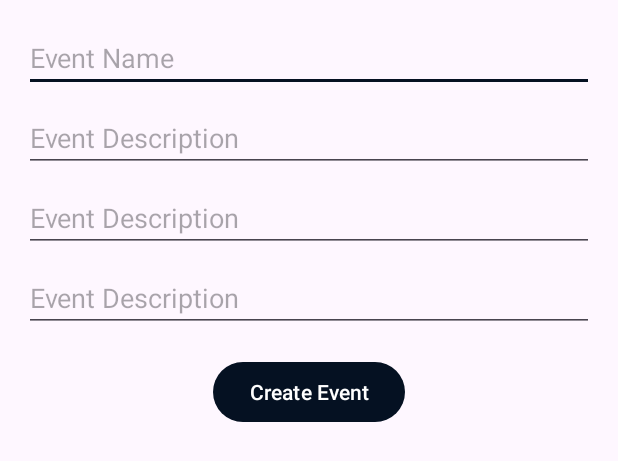
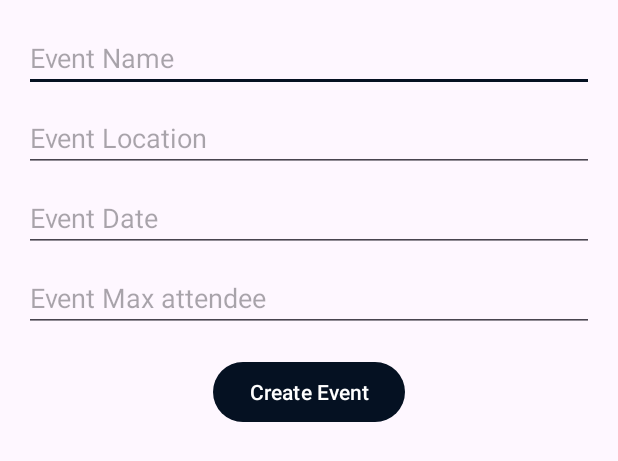
Before and after one commit to CMPUT301W24T08/DroidDesign, an Android app: the layout add_event_input_dialog.xml on its own in the app's theme, with its tools: preview values and no code run, on a phone screen of 412 x 824 dp. Shown: the top 461 px of the screen. Run offline under Robolectric (Android 15) with nearby library versions, the phone set to English and light mode, and no system bars.

Commit message:
Updated to run app

```diff
--- a/app/src/main/java/com/example/droiddesign/model/ProfileImage.java
+++ b/app/src/main/java/com/example/droiddesign/model/ProfileImage.java
@@ -45,8 +45,6 @@ public class ProfileImage extends Image {
 						// Set the associatedUserIds with the value from Firestore
 						associatedUserIds = (List<String>) documentSnapshot.get("associatedUserIds");
 						// Now you can use associatedUserIds in your application
-					} else {
-						// Handle the case where the profile image does not exist
 					}
 				})
 				.addOnFailureListener(e -> {
--- a/app/src/main/res/layout/add_event_input_dialog.xml
+++ b/app/src/main/res/layout/add_event_input_dialog.xml
@@ -12,25 +12,25 @@ android:padding="16dp">
     android:hint="Event Name" />
 
 <EditText
-    android:id="@+id/event_description_input"
+    android:id="@+id/event_description_input1"
     android:layout_width="match_parent"
     android:layout_height="wrap_content"
     android:layout_marginTop="8dp"
-    android:hint="Event Description" />
+    android:hint="Event Location" />
 
 <EditText
-    android:id="@+id/event_description_input"
+    android:id="@+id/event_description_input2"
     android:layout_width="match_parent"
     android:layout_height="wrap_content"
     android:layout_marginTop="8dp"
-    android:hint="Event Description" />
+    android:hint="Event Date" />
 
 <EditText
-    android:id="@+id/event_description_input"
+    android:id="@+id/event_description_input3"
     android:layout_width="match_parent"
     android:layout_height="wrap_content"
     android:layout_marginTop="8dp"
-    android:hint="Event Description" />
+    android:hint="Event Max attendee" />
 
 <Button
     android:id="@+id/create_event_button"
--- a/app/src/main/res/values/strings.xml
+++ b/app/src/main/res/values/strings.xml
@@ -45,5 +45,6 @@
     <string name="qr_code">QR Code</string>
     <string name="upload_an_event_poster">Upload an Event Poster</string>
     <string name="max_attendees">Max Attendees</string>
+    <string name="finish">Finish</string>
 
 </resources>
```
Also changed, not shown: app/src/main/java/com/example/droiddesign/view/AddEventActivity.java (+23 -1 lines), app/src/main/java/com/example/droiddesign/view/AddEventSecondActivity.java (+59 -0 lines).
